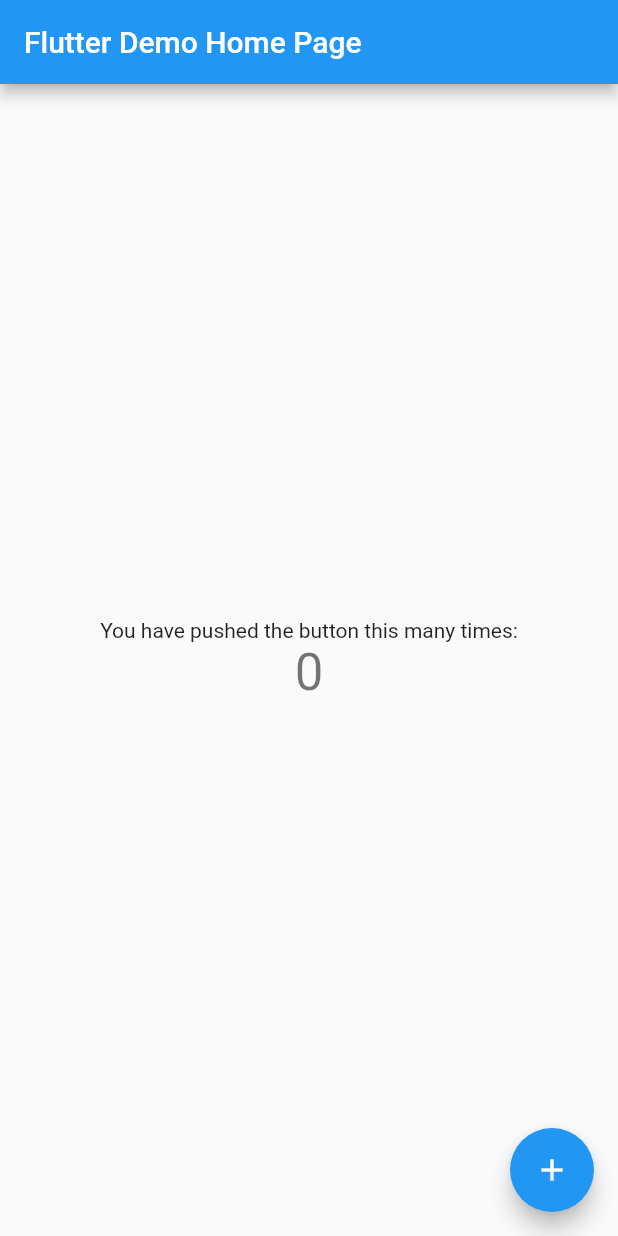
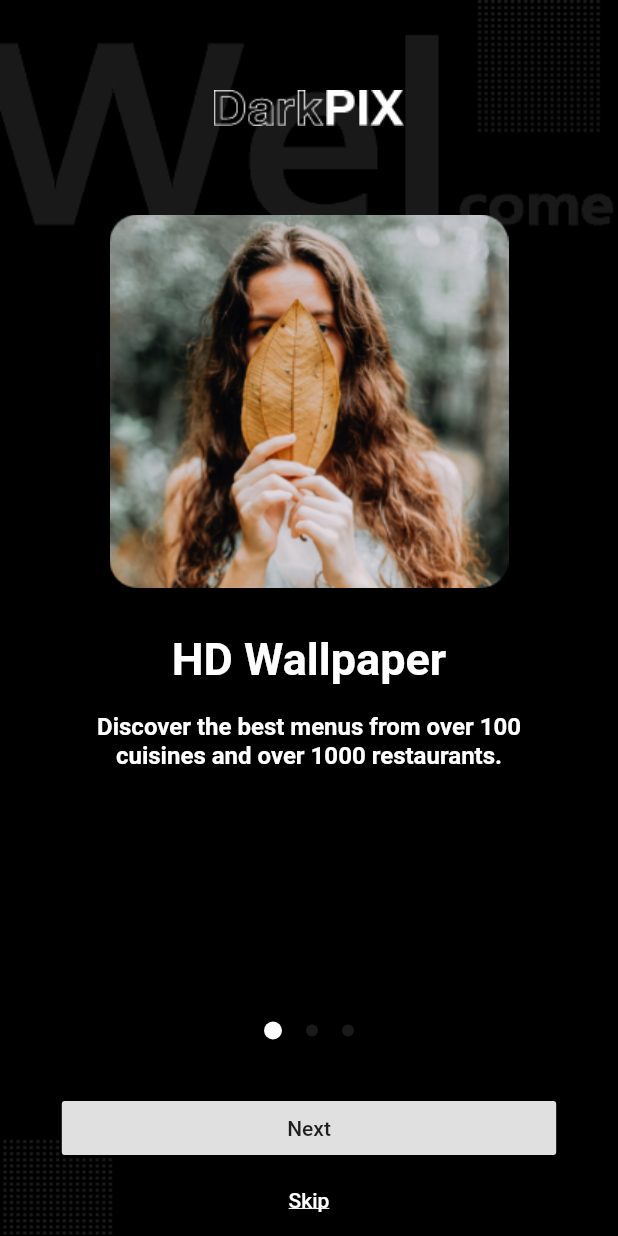
Before and after one commit to bluesky93128/darkPix_flutter, a Flutter app: the screen it shows after launch, on a phone screen of 412 x 824 dp. Run offline on Flutter 3.47's test engine with Material 2 defaults, Android fonts, the phone set to English and light mode, and no system bars; our stand-ins replace splashscreen; Roboto replaces fonts that are missing (Archivo).

Commit message:
Add onboarding screens

```diff
--- a/lib/main.dart
+++ b/lib/main.dart
@@ -1,3 +1,4 @@
+import 'package:darkPix/onboarding/onboarding.dart';
 import 'package:flutter/material.dart';
 
 void main() {
@@ -14,7 +15,7 @@ class MyApp extends StatelessWidget {
         primarySwatch: Colors.blue,
         visualDensity: VisualDensity.adaptivePlatformDensity,
       ),
-      home: MyHomePage(title: 'Flutter Demo Home Page'),
+      home: FirstOnboardingScreen(),
     );
   }
 }
--- /dev/null
+++ b/lib/onboarding/first.dart
@@ -0,0 +1,39 @@
+import 'package:flutter/material.dart';
+
+class FirstOnboarding extends StatelessWidget {
+  @override
+  Widget build(BuildContext context) {
+    // TODO: implement build
+    return Column(
+      children: <Widget>[
+        Padding(
+          padding: EdgeInsets.only(top: 59),
+          child: Image.asset('lib/assets/img/first-onboarding.png'),
+        ),
+        Padding(
+          padding: EdgeInsets.only(top: 30),
+          child: Text(
+            'HD Wallpaper',
+            style: TextStyle(
+                color: Colors.white,
+                fontSize: 30,
+                fontFamily: 'Archivo',
+                fontWeight: FontWeight.bold),
+          ),
+        ),
+        Padding(
+          padding: EdgeInsets.fromLTRB(33, 18, 33, 0),
+          child: Text(
+            'Discover the best menus from over 100 cuisines and over 1000 restaurants.',
+            textAlign: TextAlign.center,
+            style: TextStyle(
+                color: Colors.white,
+                fontSize: 16,
+                fontFamily: 'Archivo',
+                fontWeight: FontWeight.bold),
+          ),
+        ),
+      ],
+    );
+  }
+}
--- /dev/null
+++ b/lib/onboarding/onboarding.dart
@@ -0,0 +1,122 @@
+import 'package:flutter/material.dart';
+import 'package:darkPix/onboarding/first.dart';
+import 'package:darkPix/onboarding/second.dart';
+import 'package:darkPix/onboarding/third.dart';
+import 'package:darkPix/authentication/splash.dart';
+
+class FirstOnboardingScreen extends StatefulWidget {
+  @override
+  _FirstOnboardingScreenState createState() => _FirstOnboardingScreenState();
+}
+
+class _FirstOnboardingScreenState extends State<FirstOnboardingScreen> {
+  int currentPageValue = 0;
+
+  Widget circleBar(bool isActive) {
+    return AnimatedContainer(
+      duration: Duration(milliseconds: 150),
+      margin: EdgeInsets.symmetric(horizontal: 8),
+      height: isActive ? 12 : 8,
+      width: isActive ? 12 : 8,
+      decoration: BoxDecoration(
+          color: isActive ? Colors.white : Colors.white10,
+          borderRadius: BorderRadius.all(Radius.circular(12))),
+    );
+  }
+
+  void getChangedPageAndMoveBar(int page) {
+    currentPageValue = page;
+    setState(() {});
+  }
+
+  final _controller = PageController(initialPage: 0);
+
+  @override
+  Widget build(BuildContext context) {
+    return Scaffold(
+      backgroundColor: Colors.white10,
+      body: Stack(
+        children: <Widget>[
+          Image.asset(
+            'lib/assets/img/loginbg.png',
+            width: MediaQuery.of(context).size.width,
+            height: MediaQuery.of(context).size.height,
+            fit: BoxFit.fill,
+          ),
+          Column(
+            children: <Widget>[
+              Row(
+                mainAxisAlignment: MainAxisAlignment.center,
+                crossAxisAlignment: CrossAxisAlignment.start,
+                children: <Widget>[
+                  Padding(
+                    padding: EdgeInsets.only(top: 60),
+                    child: Image.asset('lib/assets/img/logo.png'),
+                  ),
+                ],
+              ),
+              Flexible(
+                child: PageView(
+                  controller: _controller,
+                  scrollDirection: Axis.horizontal,
+                  physics: ClampingScrollPhysics(),
+                  onPageChanged: (int page) {
+                    getChangedPageAndMoveBar(page);
+                  },
+                  children: <Widget>[
+                    FirstOnboarding(),
+                    SecondOnboarding(),
+                    ThirdOnboarding(),
+                  ],
+                ),
+              ),
+              Stack(
+                alignment: AlignmentDirectional.topStart,
+                children: <Widget>[
+                  Container(
+                    margin: EdgeInsets.only(bottom: 35),
+                    child: Row(
+                      mainAxisSize: MainAxisSize.min,
+                      mainAxisAlignment: MainAxisAlignment.center,
+                      children: <Widget>[
+                        for (int i = 0; i < 3; i++)
+                          if (i == currentPageValue) ...[circleBar(true)] else
+                            circleBar(false),
+                      ],
+                    ),
+                  ),
+                ],
+              ),
+              SizedBox(
+                width: MediaQuery.of(context).size.width * 0.8,
+                child: RaisedButton(
+                  child: currentPageValue < 2 ? Text('Next') : Text('Start'),
+                  onPressed: () {
+                    if (currentPageValue < 2) {
+                      getChangedPageAndMoveBar(currentPageValue + 1);
+                      _controller.animateToPage(currentPageValue,
+                          duration: Duration(milliseconds: 300),
+                          curve: Curves.ease);
+                    } else {
+                      Navigator.push(context, MaterialPageRoute(builder: (context) => SplashPage()));
+                    }
+                  },
+                ),
+              ),
+              RaisedButton(
+                onPressed: () {},
+                child: Text(
+                  'Skip',
+                  style: TextStyle(
+                      color: Colors.white,
+                      decoration: TextDecoration.underline),
+                ),
+                color: Colors.transparent,
+              )
+            ],
+          )
+        ],
+      ),
+    );
+  }
+}
--- a/pubspec.yaml
+++ b/pubspec.yaml
@@ -23,6 +23,7 @@ environment:
 dependencies:
   flutter:
     sdk: flutter
+  splashscreen:
 
 
   # The following adds the Cupertino Icons font to your application.
@@ -74,3 +75,6 @@ flutter:
   #
   # For details regarding fonts from package dependencies,
   # see https://flutter.dev/custom-fonts/#from-packages
+
+  assets:
+    - lib/assets/img/
```
Also changed, not shown: lib/authentication/signin.dart (added, +11 -0 lines), lib/authentication/splash.dart (added, +64 -0 lines), lib/onboarding/second.dart (added, +39 -0 lines), lib/onboarding/third.dart (added, +39 -0 lines), lib/assets/img/first-onboarding.png (added), lib/assets/img/loginbg.png (added), lib/assets/img/logo.png (added), lib/assets/img/second-onboarding.png (added), lib/assets/img/splash.png (added), lib/assets/img/third-onboarding.png (added), pubspec.lock.
